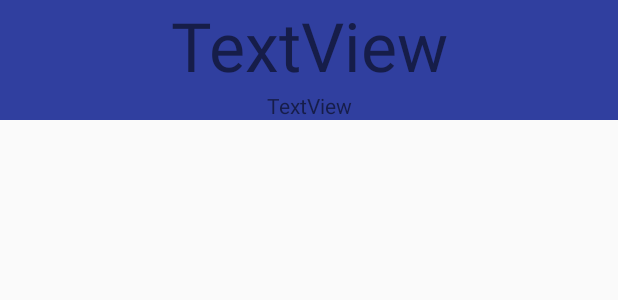
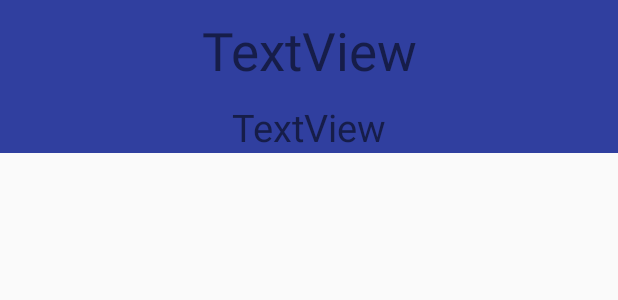
Before and after one commit to IngoIgnasov/FutureOfMobility, an Android app: the layout activity_on_the_bus_view.xml on its own in the app's theme, with its tools: preview values and no code run, on a phone screen of 412 x 824 dp. Shown: the top 300 px of the screen. Run offline under Robolectric (Android 15) with nearby library versions, the phone set to English and light mode, and no system bars.

Commit message:
changed some fonts

```diff
--- a/app/src/main/java/com/example/markusleemet/garage48/CustomOnTheBussAdapter.java
+++ b/app/src/main/java/com/example/markusleemet/garage48/CustomOnTheBussAdapter.java
@@ -1,14 +1,12 @@
 package com.example.markusleemet.garage48;
 
 import android.content.Context;
-import android.graphics.Bitmap;
 import android.support.annotation.NonNull;
 import android.support.annotation.Nullable;
 import android.view.LayoutInflater;
 import android.view.View;
 import android.view.ViewGroup;
 import android.widget.ArrayAdapter;
-import android.widget.ImageView;
 import android.widget.TextView;
 
 import java.util.ArrayList;
--- a/app/src/main/res/layout/activity_buss_stop.xml
+++ b/app/src/main/res/layout/activity_buss_stop.xml
@@ -10,6 +10,7 @@
 
     <TextView
         android:id="@+id/nameOfStation"
+        android:textColor="#FFFFFF"
         android:layout_width="0dp"
         android:layout_height="wrap_content"
         android:background="@color/colorPrimaryDark"
--- a/app/src/main/res/layout/activity_on_the_bus_view.xml
+++ b/app/src/main/res/layout/activity_on_the_bus_view.xml
@@ -8,13 +8,14 @@
 
 
     <TextView
+        android:paddingVertical="10dp"
         android:id="@+id/bussNumberAtFinalView"
         android:layout_width="0dp"
         android:layout_height="wrap_content"
         android:background="@color/colorPrimaryDark"
         android:text="TextView"
         android:textAlignment="center"
-        android:textSize="45dp"
+        android:textSize="35dp"
         app:layout_constraintEnd_toEndOf="parent"
         app:layout_constraintHorizontal_bias="0.5"
         app:layout_constraintStart_toStartOf="parent"
@@ -22,6 +23,7 @@
 
     <TextView
         android:id="@+id/littleText"
+        android:textSize="25dp"
         android:layout_width="0dp"
         android:layout_height="wrap_content"
         android:background="@color/colorPrimaryDark"
@@ -36,6 +38,8 @@
         android:id="@+id/finalList"
         android:layout_width="0dp"
         android:layout_height="0dp"
+        android:layout_marginStart="32dp"
+        android:layout_marginEnd="16dp"
         android:divider="@null"
         android:dividerHeight="0dp"
         app:layout_constraintBottom_toBottomOf="parent"
```
Also changed, not shown: app/src/main/java/com/example/markusleemet/garage48/OnTheBusView.java (+6 -2 lines).
